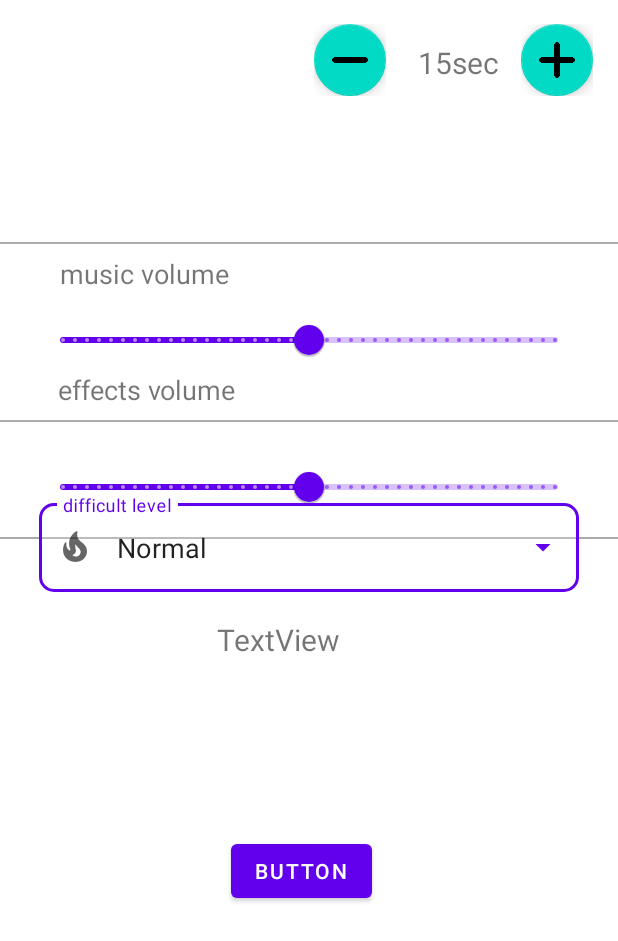
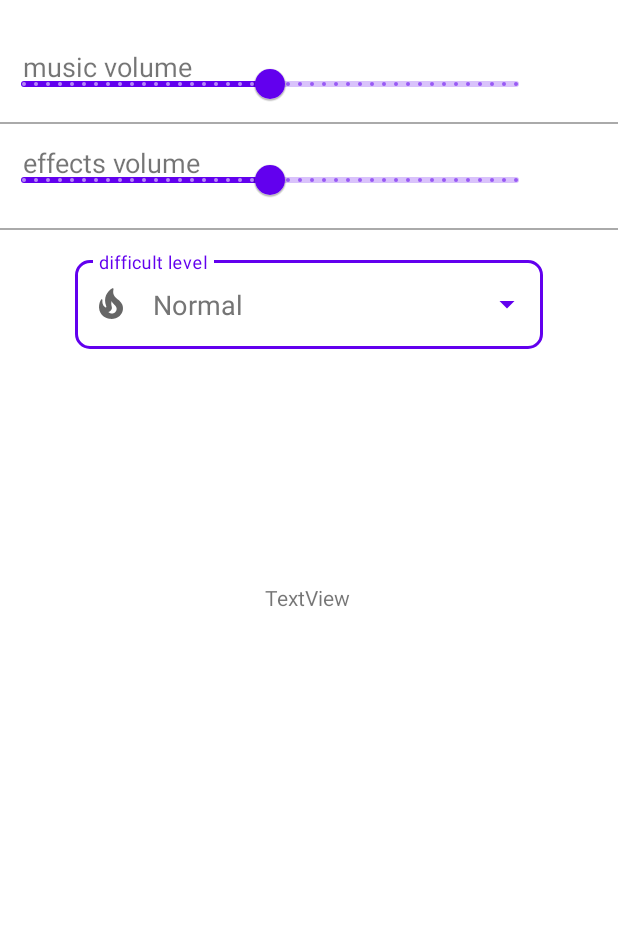
Before and after one commit to GrKnght/SummerPractice-Team13, an Android app: the layout fragment_settings.xml on its own in the app's theme, with its tools: preview values and no code run, on a phone screen of 412 x 824 dp. Shown: the top 941 px of the screen. Run offline under Robolectric (Android 15) with nearby library versions, the phone set to English and light mode, and no system bars.

Commit message:
ChangeFragmentSettingsLogic

```diff
--- a/app/build.gradle
+++ b/app/build.gradle
@@ -57,6 +57,6 @@ dependencies {
     implementation 'androidx.navigation:navigation-fragment-ktx:2.3.5'
     implementation 'androidx.navigation:navigation-ui-ktx:2.3.5'
 
-    implementation 'androidx.preference:preference:1.1.1'
+    implementation 'androidx.preference:preference-ktx:1.1.1'
 
 }
--- a/app/src/main/java/summerpractice/team13/guessthedrawing/ui/settings_screen/SettingsViewModel.kt
+++ b/app/src/main/java/summerpractice/team13/guessthedrawing/ui/settings_screen/SettingsViewModel.kt
@@ -6,8 +6,8 @@ import androidx.lifecycle.ViewModel
 class SettingsViewModel : ViewModel() {
 
 
-    val text: MutableLiveData<String> by lazy {
-        MutableLiveData<String>()
+    val value: MutableLiveData<Float> by lazy {
+        MutableLiveData<Float>()
     }
 
 
--- a/app/src/main/res/layout/fragment_settings.xml
+++ b/app/src/main/res/layout/fragment_settings.xml
@@ -7,220 +7,140 @@
     tools:context=".ui.settings_screen.SettingsFragment">
 
 
-    <LinearLayout
-        android:id="@+id/linearLayout4"
-        android:layout_width="wrap_content"
+    <FrameLayout
+        android:id="@+id/frameLayout"
+        android:layout_width="match_parent"
         android:layout_height="wrap_content"
-        android:layout_marginTop="28dp"
-        android:orientation="horizontal"
-        app:layout_constraintEnd_toStartOf="@+id/linearLayout5"
-        app:layout_constraintStart_toEndOf="@+id/linearLayout2"
-        app:layout_constraintTop_toTopOf="parent">
-
-        <TextView
-            android:id="@+id/secondsTW"
-            android:layout_width="wrap_content"
-            android:layout_height="wrap_content"
-            android:layout_marginStart="6dp"
-            android:text="@string/_15sec"
-            android:textSize="20sp" />
-    </LinearLayout>
-
-    <LinearLayout
-        android:id="@+id/linearLayout5"
-        android:layout_width="wrap_content"
-        android:layout_height="wrap_content"
-        android:layout_marginTop="16dp"
-        android:orientation="horizontal"
+        android:layout_marginTop="32dp"
         app:layout_constraintEnd_toEndOf="parent"
-        app:layout_constraintHorizontal_bias="0.955"
+        app:layout_constraintHorizontal_bias="0.0"
         app:layout_constraintStart_toStartOf="parent"
         app:layout_constraintTop_toTopOf="parent">
-
-        <com.google.android.material.floatingactionbutton.FloatingActionButton
-            android:id="@+id/incrementFB"
-            android:layout_width="wrap_content"
-            android:layout_height="wrap_content"
-            android:clickable="true"
-            android:contentDescription="@string/incrementfloatingbutton"
-            android:focusable="true"
-            android:src="@drawable/plus"
-            app:fabCustomSize="48dp"
-            app:fabSize="auto" />
-    </LinearLayout>
-
-    <LinearLayout
-        android:id="@+id/linearLayout2"
-        android:layout_width="wrap_content"
-        android:layout_height="wrap_content"
-        android:layout_marginTop="16dp"
-        android:orientation="horizontal"
-        app:layout_constraintEnd_toEndOf="parent"
-        app:layout_constraintHorizontal_bias="0.575"
-        app:layout_constraintStart_toStartOf="parent"
-        app:layout_constraintTop_toTopOf="parent">
-
-        <com.google.android.material.floatingactionbutton.FloatingActionButton
-            android:id="@+id/decrementFB"
-            android:layout_width="wrap_content"
-            android:layout_height="match_parent"
-            android:clickable="true"
-            android:contentDescription="@string/decrementfloatingbutton"
-            android:focusable="true"
-            android:minWidth="48dp"
-            android:minHeight="48dp"
-            android:src="@drawable/minus"
-            app:fabCustomSize="48dp"
-            app:fabSize="auto" />
-    </LinearLayout>
-
-    <View style="@style/Divider"
-        android:id="@+id/separator1"
-        app:layout_constraintTop_toTopOf="parent"
-        app:layout_constraintBottom_toBottomOf="parent"
-        app:layout_constraintStart_toStartOf="parent"
-        app:layout_constraintEnd_toEndOf="parent"
-        android:layout_marginBottom="500dp"
-        android:background="@android:color/darker_gray">
-    </View>
 
         <TextView
             android:id="@+id/tv_music_volume"
             android:layout_width="wrap_content"
             android:layout_height="wrap_content"
+            android:paddingStart="15dp"
+            android:paddingEnd="15dp"
             android:text="@string/music_volume"
-        android:layout_marginBottom="460dp"
-        android:layout_marginEnd="220dp"
             android:textSize="18sp"
-        app:layout_constraintBottom_toBottomOf="parent"
-        app:layout_constraintEnd_toEndOf="parent"
-        app:layout_constraintStart_toStartOf="parent"
-        app:layout_constraintTop_toTopOf="parent">
-    </TextView>
+            tools:ignore="SpeakableTextPresentCheck" />
 
         <com.google.android.material.slider.Slider
             android:id="@+id/slider_music"
             android:layout_width="360dp"
             android:layout_height="6dp"
-        android:layout_marginTop="10dp"
+            android:labelFor="@id/tv_music_volume"
             android:stepSize="1"
             android:value="50"
             android:valueFrom="0"
             android:valueTo="100"
-        android:labelFor="@id/tv_music_volume"
             app:labelBehavior="floating"
-        app:layout_constraintBottom_toTopOf="@+id/separator2"
+            tools:ignore="SpeakableTextPresentCheck" />
+    </FrameLayout>
+
+    <View
+        android:id="@+id/separator2"
+        style="@style/Divider"
+        android:layout_marginTop="1dp"
+        android:layout_marginBottom="564dp"
+        android:background="@android:color/darker_gray"
+        app:layout_constraintBottom_toBottomOf="parent"
         app:layout_constraintEnd_toEndOf="parent"
+        app:layout_constraintHorizontal_bias="0.0"
         app:layout_constraintStart_toStartOf="parent"
-        app:layout_constraintTop_toBottomOf="@+id/separator1">
-    </com.google.android.material.slider.Slider>
+        app:layout_constraintTop_toBottomOf="@+id/frameLayout"
+        app:layout_constraintVertical_bias="0.0" />
 
-    <View style="@style/Divider"
-        android:id="@+id/separator2"
-        android:layout_marginBottom="425dp"
-       app:layout_constraintTop_toBottomOf="@id/separator1"
-        app:layout_constraintBottom_toBottomOf="parent"
-        app:layout_constraintStart_toStartOf="parent"
-        app:layout_constraintEnd_toEndOf="parent"
-        android:background="@android:color/darker_gray"/>
-
-
+    <FrameLayout
+        android:id="@+id/frameLayout2"
+        android:layout_width="match_parent"
+        android:layout_height="wrap_content"
+        android:layout_marginTop="16dp"
+        app:layout_constraintTop_toBottomOf="@+id/frameLayout"
+        tools:layout_editor_absoluteX="0dp">
 
         <TextView
             android:id="@+id/tv_effects_volume"
             android:layout_width="wrap_content"
             android:layout_height="wrap_content"
+            android:paddingStart="15dp"
+            android:paddingEnd="15dp"
             android:text="@string/effects_volume"
-        android:layout_marginBottom="305dp"
-        android:layout_marginEnd="216dp"
-        android:textSize="18sp"
-        app:layout_constraintBottom_toBottomOf="parent"
-        app:layout_constraintEnd_toEndOf="parent"
-        app:layout_constraintStart_toStartOf="parent"
-        app:layout_constraintTop_toTopOf="parent">
-    </TextView>
+            android:textSize="18sp" />
 
         <com.google.android.material.slider.Slider
             android:id="@+id/slider_effects"
             android:layout_width="360dp"
-        android:layout_height="6dp"
-        android:layout_marginTop="10dp"
+            android:layout_height="match_parent"
+            android:labelFor="@id/tv_music_volume"
             android:stepSize="1"
             android:value="50"
             android:valueFrom="0"
             android:valueTo="100"
-        android:labelFor="@id/tv_music_volume"
             app:labelBehavior="floating"
-        app:layout_constraintBottom_toTopOf="@+id/separator3"
+            tools:ignore="SpeakableTextPresentCheck" />
+    </FrameLayout>
+
+    <View
+        android:id="@+id/separator3"
+        style="@style/Divider"
+        android:layout_marginBottom="270dp"
+        android:background="@android:color/darker_gray"
+        app:layout_constraintBottom_toBottomOf="parent"
         app:layout_constraintEnd_toEndOf="parent"
         app:layout_constraintStart_toStartOf="parent"
-        app:layout_constraintTop_toBottomOf="@+id/separator2">
-    </com.google.android.material.slider.Slider>
-
-    <View style="@style/Divider"
-        android:id="@+id/separator3"
-        android:layout_marginBottom="270dp"
-        app:layout_constraintTop_toBottomOf="@id/separator1"
-        app:layout_constraintBottom_toBottomOf="parent"
-        app:layout_constraintStart_toStartOf="parent"
-        app:layout_constraintEnd_toEndOf="parent"
-        android:background="@android:color/darker_gray"/>
+        app:layout_constraintTop_toBottomOf="@+id/frameLayout2"
+        app:layout_constraintVertical_bias="0.01999998" />
 
 
+    <FrameLayout
+        android:id="@+id/frameLayout3"
+        android:layout_width="match_parent"
+        android:layout_height="wrap_content"
+        android:layout_marginTop="16dp"
+        app:layout_constraintTop_toTopOf="@+id/separator3">
+
         <com.google.android.material.textfield.TextInputLayout
+            android:id="@+id/textField"
             style="@style/Widget.MaterialComponents.TextInputLayout.OutlinedBox.ExposedDropdownMenu"
-        android:id="@+id/textField"
-        android:layout_width="360dp"
+            android:layout_width="match_parent"
             android:layout_height="wrap_content"
             android:layout_marginBottom="100dp"
             android:hint="@string/difficult_level"
+            android:paddingStart="50dp"
+            android:paddingEnd="50dp"
             app:boxCornerRadiusBottomEnd="10dp"
             app:boxCornerRadiusBottomStart="10dp"
             app:boxCornerRadiusTopEnd="10dp"
             app:boxCornerRadiusTopStart="10dp"
-        app:startIconDrawable="@drawable/ic_fire"
-        app:layout_constraintBottom_toBottomOf="parent"
-        app:layout_constraintEnd_toEndOf="parent"
-        app:layout_constraintStart_toStartOf="parent"
-        app:layout_constraintTop_toTopOf="parent">
+            app:startIconDrawable="@drawable/ic_fire">
 
             <AutoCompleteTextView
                 android:id="@+id/autoCompleteTextView"
                 android:layout_width="match_parent"
                 android:layout_height="match_parent"
-            android:layout_weight="1"
                 android:inputType="none"
                 android:text="@string/normal"
+                android:textColor="#757575"
                 android:textSize="18sp"
                 tools:ignore="LabelFor">
 
             </AutoCompleteTextView>
         </com.google.android.material.textfield.TextInputLayout>
+    </FrameLayout>
 
     <TextView
-        android:id="@+id/testShared"
-        android:layout_width="104dp"
-        android:layout_height="28dp"
-        android:layout_marginTop="10dp"
-        android:text="TextView"
-        android:textSize="20sp"
-        app:layout_constraintBottom_toBottomOf="parent"
-        app:layout_constraintEnd_toEndOf="parent"
-        app:layout_constraintHorizontal_bias="0.469"
-        app:layout_constraintStart_toStartOf="parent"
-        app:layout_constraintTop_toBottomOf="@+id/textField"
-        app:layout_constraintVertical_bias="0.021" />
-
-    <Button
-        android:id="@+id/testSharedButton"
+        android:id="@+id/testTW"
         android:layout_width="wrap_content"
         android:layout_height="wrap_content"
-        android:layout_marginTop="116dp"
-        android:text="Button"
+        android:layout_marginTop="56dp"
+        android:text="TextView"
         app:layout_constraintEnd_toEndOf="parent"
-        app:layout_constraintHorizontal_bias="0.485"
+        app:layout_constraintHorizontal_bias="0.498"
         app:layout_constraintStart_toStartOf="parent"
-        app:layout_constraintTop_toBottomOf="@+id/testShared" />
+        app:layout_constraintTop_toBottomOf="@+id/frameLayout3" />
 
 
 </androidx.constraintlayout.widget.ConstraintLayout>
```
Also changed, not shown: app/src/main/java/summerpractice/team13/guessthedrawing/mvp/presenters/AppPreferences.kt (+16 -0 lines), app/src/main/java/summerpractice/team13/guessthedrawing/mvp/presenters/change_time_presenter/ChangeDifficultyPresenter.kt (added, +36 -0 lines), app/src/main/java/summerpractice/team13/guessthedrawing/mvp/presenters/change_time_presenter/ChangeTimePresenter.kt (deleted, +0 -25 lines), app/src/main/java/summerpractice/team13/guessthedrawing/mvp/presenters/change_time_presenter/IChangeDifficultyPresenter.kt (added, +7 -0 lines), app/src/main/java/summerpractice/team13/guessthedrawing/mvp/presenters/change_time_presenter/IChangeTimePresenter.kt (deleted, +0 -8 lines), app/src/main/java/summerpractice/team13/guessthedrawing/mvp/views/change_time_view/IChangeDifficultyView.kt (added, +8 -0 lines), app/src/main/java/summerpractice/team13/guessthedrawing/mvp/views/change_time_view/IChangeTimeView.kt (deleted, +0 -9 lines), app/src/main/java/summerpractice/team13/guessthedrawing/ui/settings_screen/SettingsFragment.kt (+44 -37 lines). Lines whose indentation alone changed are shown as unchanged.
